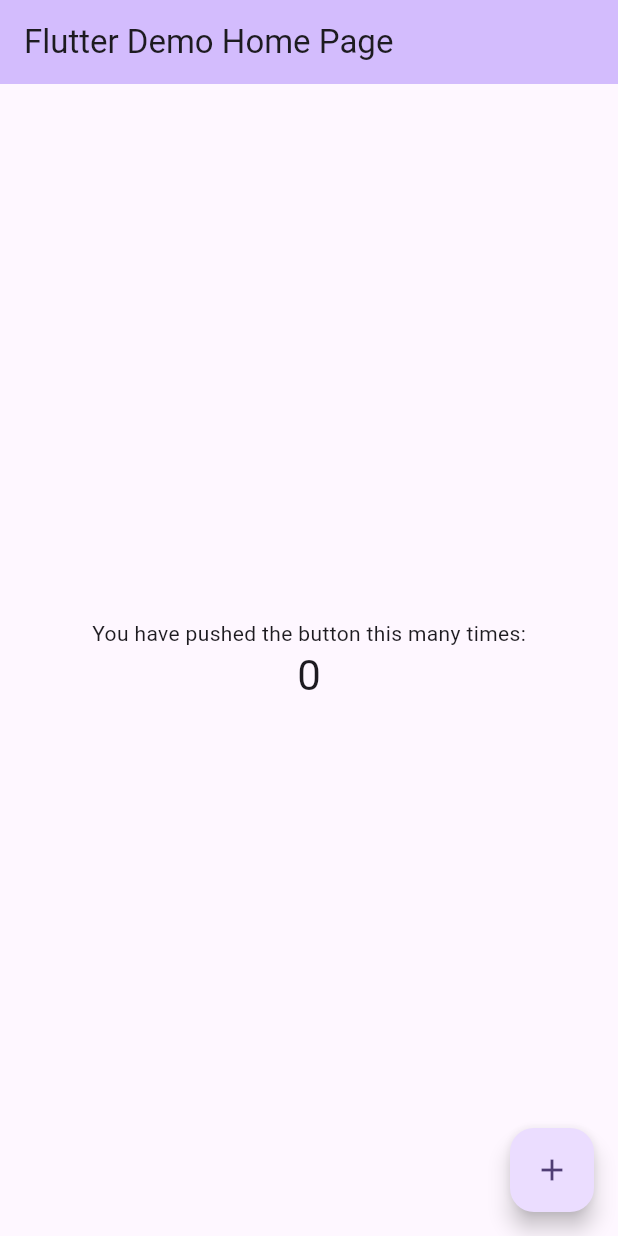
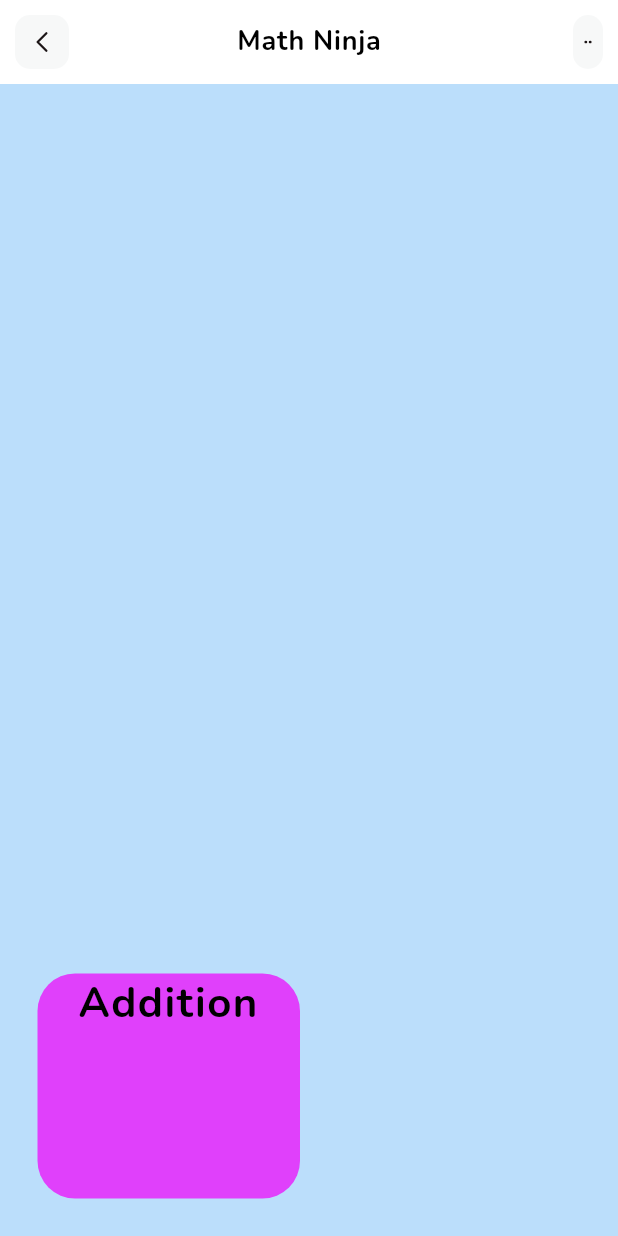
Before and after one commit to EmirErden/se380_project, a Flutter app: the screen it shows after launch, on a phone screen of 412 x 824 dp. Run offline on Flutter 3.47's test engine with Material 3 defaults, Android fonts, the phone set to English and light mode, and no system bars; our stand-ins replace flutter_svg, google_fonts.

Commit message:
home page was created, some svg files added, main file changed and assets file configured with code

```diff
--- a/lib/main.dart
+++ b/lib/main.dart
@@ -1,4 +1,5 @@
 import 'package:flutter/material.dart';
+import 'pages/home.dart';
 
 void main() {
   runApp(const MyApp());
@@ -7,66 +8,12 @@ void main() {
 class MyApp extends StatelessWidget {
   const MyApp({super.key});
 
+
   @override
   Widget build(BuildContext context) {
-    return MaterialApp(
-      title: 'Flutter Demo',
-      theme: ThemeData(
-
-        colorScheme: ColorScheme.fromSeed(seedColor: Colors.deepPurple),
-        useMaterial3: true,
-      ),
-      home: const MyHomePage(title: 'Flutter Demo Home Page'),
+    return  MaterialApp(
+      debugShowCheckedModeBanner: false,
+      home: HomePage(),
     );
   }
 }
-
-class MyHomePage extends StatefulWidget {
-  const MyHomePage({super.key, required this.title});
-
-  final String title;
-
-  @override
-  State<MyHomePage> createState() => _MyHomePageState();
-}
-
-class _MyHomePageState extends State<MyHomePage> {
-  int _counter = 0;
-
-  void _incrementCounter() {
-    setState(() {
-
-    });
-  }
-
-  @override
-  Widget build(BuildContext context) {
-
-    return Scaffold(
-      appBar: AppBar(
-        backgroundColor: Theme.of(context).colorScheme.inversePrimary,
-
-        title: Text(widget.title),
-      ),
-      body: Center(
-        child: Column(
-          mainAxisAlignment: MainAxisAlignment.center,
-          children: <Widget>[
-            const Text(
-              'You have pushed the button this many times:',
-            ),
-            Text(
-              '$_counter',
-              style: Theme.of(context).textTheme.headlineMedium,
-            ),
-          ],
-        ),
-      ),
-      floatingActionButton: FloatingActionButton(
-        onPressed: _incrementCounter,
-        tooltip: 'Increment',
-        child: const Icon(Icons.add),
-      ), // This trailing comma makes auto-formatting nicer for build methods.
-    );
-  }
-}
--- /dev/null
+++ b/lib/pages/home.dart
@@ -0,0 +1,90 @@
+// ignore_for_file: prefer_const_constructors, sort_child_properties_last
+
+import 'package:flutter/material.dart';
+import 'package:google_fonts/google_fonts.dart';
+import 'package:flutter_svg/flutter_svg.dart';
+
+class HomePage extends StatelessWidget {
+  const HomePage({super.key});
+
+  @override
+  Widget build(BuildContext context) {
+    return Scaffold(
+      backgroundColor: Colors.blue.shade100,
+      appBar: AppBar(
+        title: Text(
+          'Math Ninja',
+          style: GoogleFonts.nunito(
+            textStyle: TextStyle(
+                color: Colors.black,
+                letterSpacing: .5,
+                fontSize: 18,
+                fontWeight: FontWeight.bold),
+          ),
+        ),
+        backgroundColor: Colors.white,
+        centerTitle: true,
+        actions: [
+          GestureDetector(
+            onTap: () {debugPrint("Clicked menu");},
+            child: Container(
+              margin: EdgeInsets.all(10),
+              alignment: Alignment.center,
+              width: 20,
+              child: SvgPicture.asset(
+                'assets/icons/dots.svg',
+                width: 5,
+                height: 5,
+              ),
+              decoration: BoxDecoration(
+                color: Color(0xffF7F8F8),
+                borderRadius: BorderRadius.circular(10),
+              ),
+            ),
+          ),
+        ],
+        leading: GestureDetector(
+          onTap: () {debugPrint("Clicked back");},
+          child: Container(
+            margin: EdgeInsets.all(10),
+            alignment: Alignment.center,
+            child: SvgPicture.asset(
+              'assets/icons/Arrow - Left 2.svg',
+              width: 20,
+              height: 20,
+            ),
+            decoration: BoxDecoration(
+              color: Color(0xffF7F8F8),
+              borderRadius: BorderRadius.circular(10),
+            ),
+          ),
+        ),
+      ),
+      body:  Container(
+        width: 1000,
+        height: 1000,
+        alignment: Alignment.bottomLeft,
+        child: Container(
+          width: 175,
+          height: 150,
+          margin: EdgeInsets.all(25),
+          decoration: BoxDecoration(
+            color: Colors.purpleAccent,
+            borderRadius: BorderRadius.circular(25),
+          ),
+          child: Text('Addition',
+            textAlign: TextAlign.center,
+            style: GoogleFonts.nunito(
+              textStyle: TextStyle(
+                color: Colors.black,
+                letterSpacing: 1,
+                fontSize: 28,
+                fontWeight: FontWeight.bold,
+              ),
+            ),
+          ),
+        ),
+      ),
+    );
+  }
+}
```
Also changed, not shown: pubspec.yaml (+5 -3 lines), assets/icons/Arrow - Left 2.svg (added), assets/icons/Filter.svg (added), assets/icons/Search.svg (added), assets/icons/button.svg (added), assets/icons/dots.svg (added), pubspec.lock.
